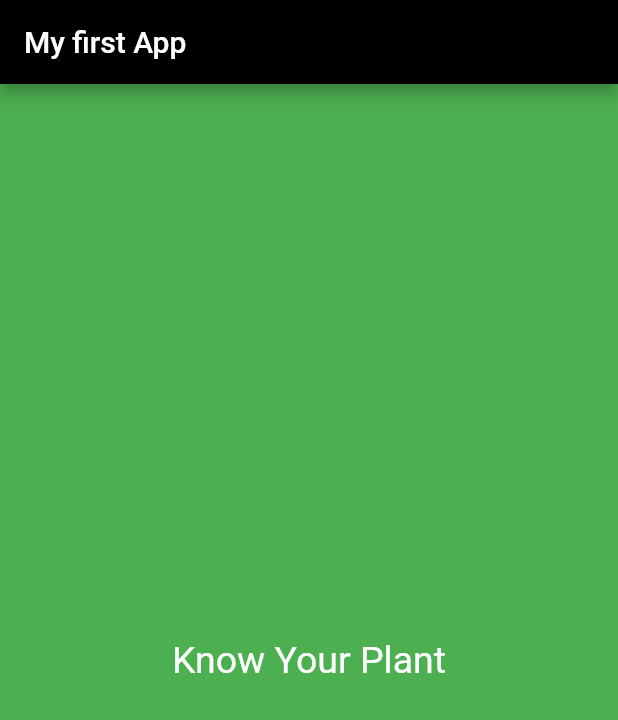
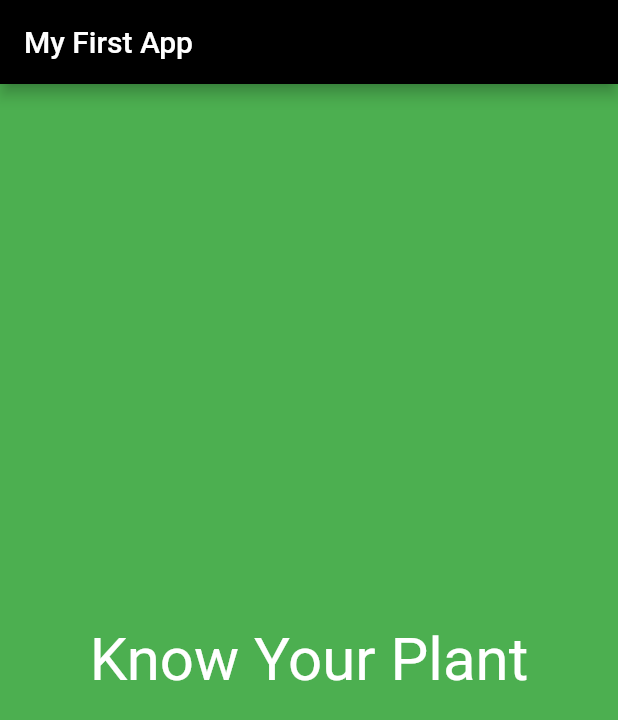
Before and after one commit to Garima-1602/flutter_firstapp, a Flutter app: the screen it shows after launch, on a phone screen of 412 x 824 dp. Shown: the top 720 px of the screen. Run offline on Flutter 3.47's test engine with Material 2 defaults, Android fonts, the phone set to English and light mode, and no system bars.

Commit message:
initial commit

```diff
--- a/lib/app_screen/first_screen.dart
+++ b/lib/app_screen/first_screen.dart
@@ -0,0 +1,18 @@
+import 'package:flutter/material.dart';
+
+class FirstScreen extends StatelessWidget {
+  @override
+  Widget build(BuildContext context){
+    return Material(
+      color:Colors.green,
+      child:Center(
+        child:Text(
+          "Know Your Plant",
+          textDirection: TextDirection.ltr,
+          style:TextStyle(color:Colors.white,fontSize: 40.0),
+        ),
+      ),
+    );
+
+  }
+}
--- a/lib/main.dart
+++ b/lib/main.dart
@@ -1,4 +1,5 @@
 import "package:flutter/material.dart";
+import './app_screen/first_screen.dart';
 //this is library which contain material design
 //material design lang developed by google and defines some guidelines for ios,web and all
 //import './app_screen/first_screen.dart';
@@ -17,21 +18,12 @@ class MyFlutterApp extends StatelessWidget
   Widget build(BuildContext context)
   {
     return MaterialApp(
-      //debugShowCheckedModeBanner: false,
+      debugShowCheckedModeBanner: false,
         title:"My Flutter App",
         home:Scaffold(
-          appBar:AppBar(title:Text("My first App"),backgroundColor:Colors.black),
-          body: Material( //return material widget
-            color:Colors.green,
-            child:Center( //center and text are widgets here
-              child:Text(
-                "Know Your Plant",
-                textDirection: TextDirection.ltr,
-                style: TextStyle(color:Colors.white,fontSize:25.0 ),
-              ),
-            ),
-          )
-        )    //scaffold:it allows to add app bar at top of application
+          appBar: AppBar(title: Text("My First App "),backgroundColor: Colors.black,),
+          body: FirstScreen()
+    )    //scaffold:it allows to add app bar at top of application
     );
   }
 }
```
